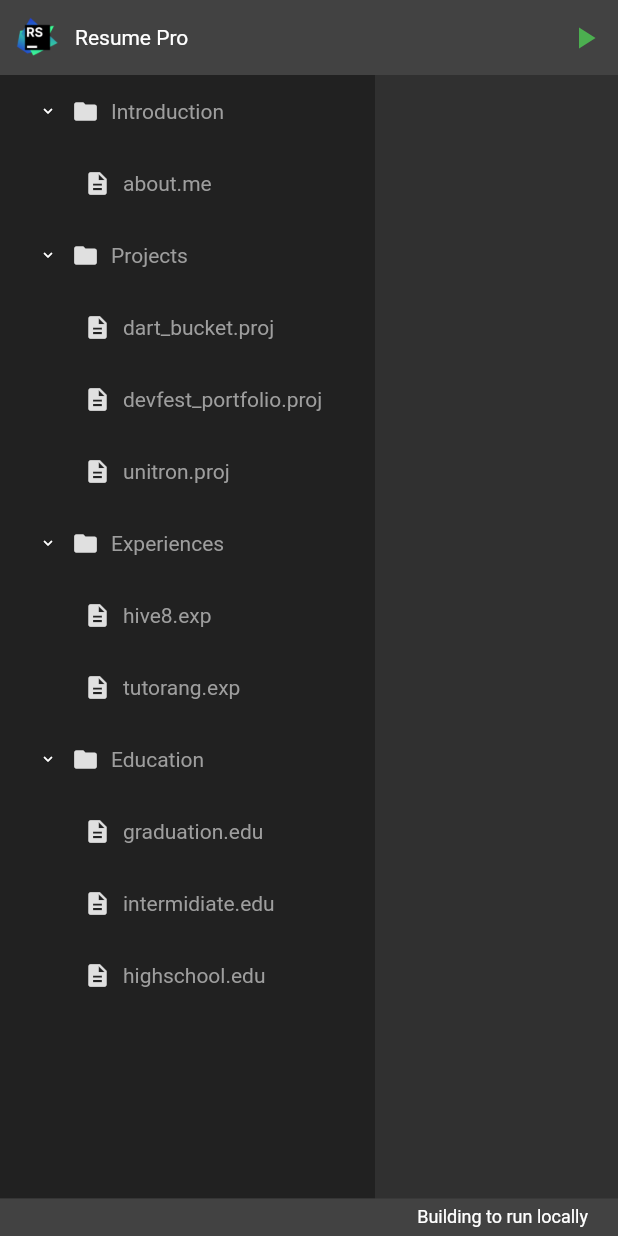
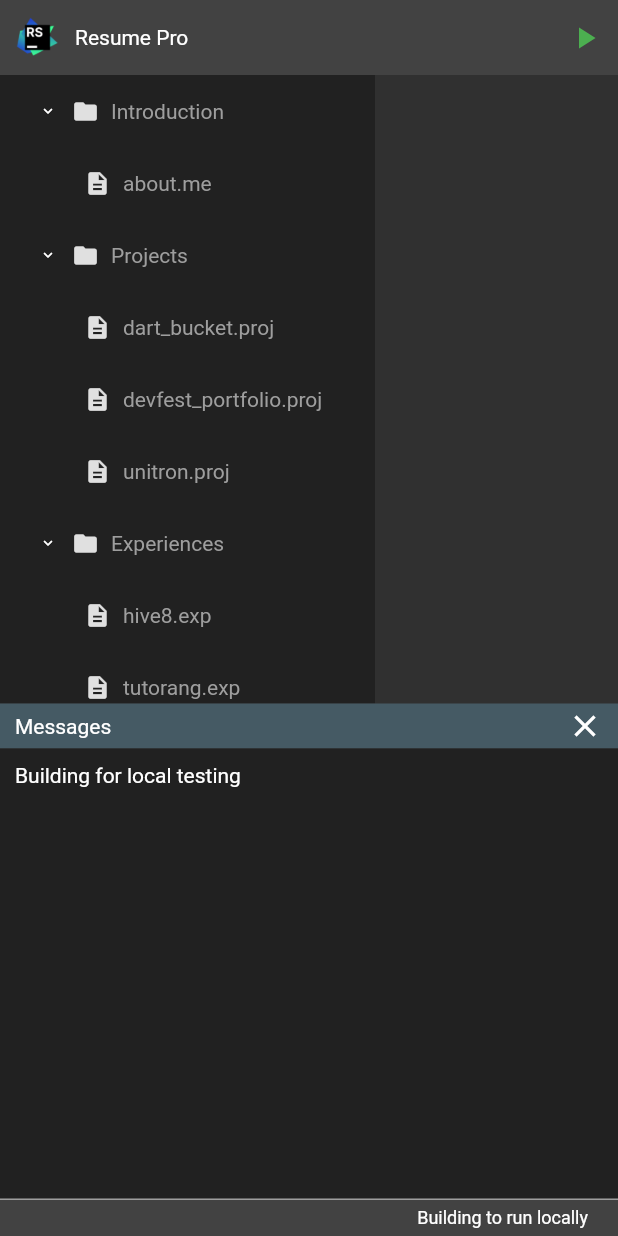
Before and after one commit to nsharmahack3r/ide-resume, a Flutter app: the screen it shows after launch, on a phone screen of 412 x 824 dp. Run offline on Flutter 3.47's test engine with Material 2 defaults, Android fonts, the phone set to English and light mode, and no system bars; our stand-ins replace animated_text_kit, flutter_riverpod.

Commit message:
All projects added

```diff
--- a/lib/src/resource/images.dart
+++ b/lib/src/resource/images.dart
@@ -14,7 +14,13 @@ class ImageAssets{
   static const devfestPortfolioShowcase1 = "$_basePath/devfest_app_showcase_1.jpeg";
   static const devfestPortfolioShowcase2 = "$_basePath/devfest_app_showcase_2.jpeg";
 
-
+  static const unitronLogoPng = "$_basePath/unitron_logo.png";
+  static const unitronShowcase1 = "$_basePath/unitron_1.jpeg";
+  static const unitronShowcase2 = "$_basePath/unitron_2.jpeg";
+  static const unitronShowcase3 = "$_basePath/unitron_3.jpeg";
+  static const unitronShowcase4 = "$_basePath/unitron_4.jpeg";
+  static const unitronShowcase5 = "$_basePath/unitron_5.jpeg";
+  static const unitronShowcase6 = "$_basePath/unitron_6.jpeg";
 }
 
 class NetworkImageAssets{
--- a/lib/src/views/appwindow.dart
+++ b/lib/src/views/appwindow.dart
@@ -6,7 +6,9 @@ import 'package:resume_pro/src/views/introduction/about_app.dart';
 import 'package:resume_pro/src/views/introduction/about_me.dart';
 import 'package:resume_pro/src/views/projects/dartbucket.dart';
 import 'package:resume_pro/src/views/projects/davfest_portfolio.dart';
+import 'package:resume_pro/src/views/projects/unitron.dart';
 import 'package:resume_pro/src/views/statusbar/status_bar.dart';
+import 'package:resume_pro/src/views/terminal/terminal.dart';
 import 'package:resume_pro/src/views/toolbar/toolbar.dart';
 
 class AppWindow extends StatelessWidget {
@@ -34,6 +36,8 @@ class AppWindow extends StatelessWidget {
                         return const DartBucketProject();
                       case 2:
                         return const DevfestPortfolioProject();
+                      case 3:
+                        return const UnitronProject();
                       default:
                         return const AboutApp();
                     }
@@ -42,6 +46,7 @@ class AppWindow extends StatelessWidget {
               ],
             ),
           ),
+          const Terminal(),
           const StatusBar(),
         ],
       ),
--- a/lib/src/views/projects/dartbucket.dart
+++ b/lib/src/views/projects/dartbucket.dart
@@ -20,15 +20,15 @@ class DartBucketProject extends StatelessWidget {
             children: [
               Image.asset(
                 ImageAssets.dartBucketShowcase2,
-                width: 400,
+                height: 400,
               ),
               Image.asset(
                 ImageAssets.dartBucketShowcase1,
-                width: 400,
+                height: 400,
               ),
             ],
           ),
-        ),
+        ), projectUrl: 'https://dartbucket.com',
       ),
     );
   }
--- a/lib/src/views/projects/davfest_portfolio.dart
+++ b/lib/src/views/projects/davfest_portfolio.dart
@@ -30,7 +30,7 @@ class DevfestPortfolioProject extends StatelessWidget {
               ),
             ],
           ),
-        ),
+        ), projectUrl: 'https://play.google.com/store/apps/details?id=com.tweakstron.devfest_portfolio_app&hl=en&gl=US',
       ),
     );
   }
--- a/lib/src/views/statusbar/status_bar.dart
+++ b/lib/src/views/statusbar/status_bar.dart
@@ -6,7 +6,12 @@ class StatusBar extends StatelessWidget {
   @override
   Widget build(BuildContext context) {
     return Container(
-      color: Colors.grey.shade800,
+      decoration: BoxDecoration(
+        color: Colors.grey.shade800,
+        border: const Border(
+          top: BorderSide(width: 1, color: Colors.grey)
+        )
+      ),
       height: 25,
       child: const Row(
         mainAxisAlignment: MainAxisAlignment.end,
--- /dev/null
+++ b/lib/src/views/terminal/terminal.dart
@@ -0,0 +1,52 @@
+import 'package:flutter/material.dart';
+import 'package:flutter_riverpod/flutter_riverpod.dart';
+
+final terminalStateProvider = StateProvider<bool>((ref) {
+  return true;
+});
+
+class Terminal extends ConsumerWidget {
+  const Terminal({super.key});
+
+  @override
+  Widget build(BuildContext context, WidgetRef ref) {
+
+    if(!ref.watch(terminalStateProvider)){
+      return const SizedBox.shrink();
+    }
+    return Column(
+      children: [
+        Container(
+          padding: const EdgeInsets.symmetric(vertical: 2, horizontal: 10),
+          color: Colors.blueGrey.shade700,
+          height: 30,
+          child: Row(
+            children: [
+              const Text("Messages"),
+              const Spacer(),
+              InkWell(
+                onTap: (){
+                  ref.read(terminalStateProvider.notifier).update((state) => false);
+                },
+                child: const Icon(Icons.close),
+              )
+            ],
+          ),
+        ),
+        Container(
+          height: 300,
+          color: Colors.grey.shade900,
+          padding: const EdgeInsets.all(10.0),
+          child: const Row(
+            crossAxisAlignment: CrossAxisAlignment.start,
+            children: [
+              Text(
+                "Building for local testing",
+              ),
+            ],
+          ),
+        ),
+      ],
+    );
+  }
+}
--- a/pubspec.yaml
+++ b/pubspec.yaml
@@ -19,6 +19,8 @@ dependencies:
 
   infinite_carousel: ^1.0.3
 
+  url_launcher: ^6.1.11
+
 dev_dependencies:
   flutter_test:
     sdk: flutter
```
Also changed, not shown: lib/src/views/projects/base_project.dart (+25 -5 lines), lib/src/views/projects/unitron.dart (added, +51 -0 lines), assets/images/unitron_1.jpeg (added), assets/images/unitron_2.jpeg (added), assets/images/unitron_3.jpeg (added), assets/images/unitron_4.jpeg (added), assets/images/unitron_5.jpeg (added), assets/images/unitron_6.jpeg (added), assets/images/unitron_logo.png (added), pubspec.lock, 14 other files.
